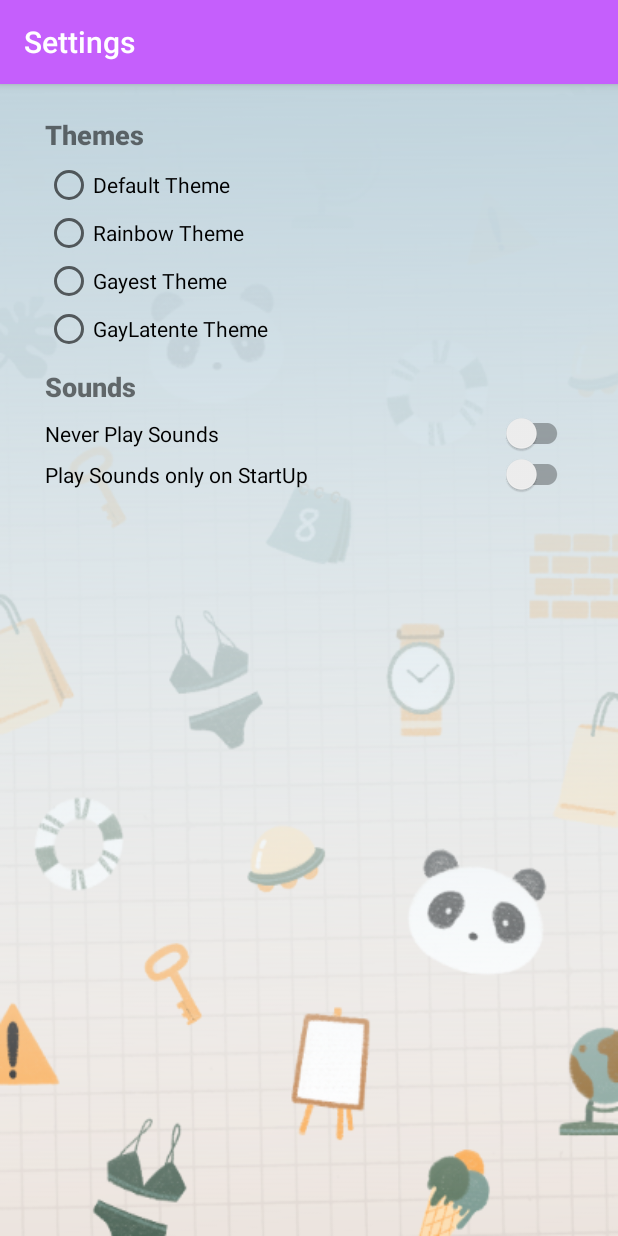
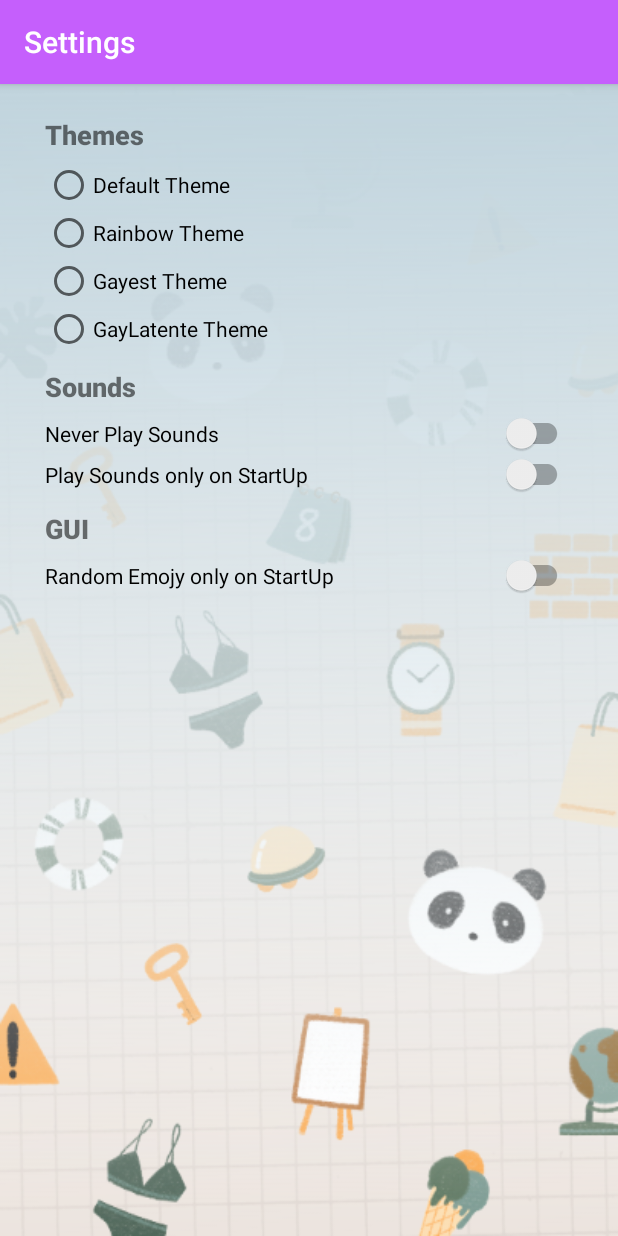
Before and after one commit to ncvescera/GayPass, an Android app: the screen it shows after launch (SettingsActivity), in the options menu, after a tap on "Settings", on a phone screen of 412 x 824 dp. Run offline under Robolectric (Android 15) with nearby library versions, the phone set to English and light mode, and no system bars.

Commit message:
Settings Emojy Only on StartUp
Added setting for spawn random emojy only on startup ( #7 )
Fix #16

```diff
--- a/GayPass/app/src/main/java/com/example/gaypass/MainActivity.kt
+++ b/GayPass/app/src/main/java/com/example/gaypass/MainActivity.kt
@@ -114,7 +114,8 @@ class MainActivity : AppCompatActivity() {
         themeManager.applyTheme()
 
         // update Emojy title
-        setRandomTitle()
+        if (settingManager.emojyOnlyOnStart == false)
+            setRandomTitle()
 
         // check if GayestMode Always On
         /*
--- a/GayPass/app/src/main/java/com/example/gaypass/Managers/SettingsManager.kt
+++ b/GayPass/app/src/main/java/com/example/gaypass/Managers/SettingsManager.kt
@@ -15,14 +15,25 @@ class SettingsManager(context: Context) {
 
     }
 
+    // --- PROP SECTION --- //
     // Proprieties for identifying the value on the SharedProprieties
+
+    // themes
     private val currentTheme_prop = object { val id = "current_theme"; val value =
         R.style.AppTheme
     }
+
+    // sounds
     private val soundOnlyOnStart_prop = object { val id = "sound_onlystart"; val value = false }
     private val soundNever_prop = object { val id = "sound_never"; val value = false }
 
-    // public getters
+    // gui
+    private val emojyOnlyOnStart_prop = object { val id = "emojy_onlystart"; val value = false }
+
+
+    // --- PUBLIC ATTRS SECTION ---//
+    // public getters & setters
+
     var currentTheme: Int
         get() = sharedPref.getInt(currentTheme_prop.id, currentTheme_prop.value)
         set(value) {
@@ -50,4 +61,13 @@ class SettingsManager(context: Context) {
             }
         }
 
+    var emojyOnlyOnStart: Boolean
+        get() = sharedPref.getBoolean(emojyOnlyOnStart_prop.id, emojyOnlyOnStart_prop.value)
+        set(value) {
+            with (sharedPref.edit()) {
+                putBoolean(emojyOnlyOnStart_prop.id, value)
+                apply()
+            }
+        }
+
 }
--- a/GayPass/app/src/main/java/com/example/gaypass/SettingsActivity.kt
+++ b/GayPass/app/src/main/java/com/example/gaypass/SettingsActivity.kt
@@ -12,6 +12,7 @@ import com.google.android.material.switchmaterial.SwitchMaterial
 class SettingsActivity : AppCompatActivity() {
     private lateinit var neverPlaySounds: SwitchMaterial
     private lateinit var soundsOnlyOnStart: SwitchMaterial
+    private lateinit var emojyOnlyOnStart: SwitchMaterial
 
     private lateinit  var settingManager: SettingsManager
     private lateinit  var themeManager: ThemeManager
@@ -30,11 +31,13 @@ class SettingsActivity : AppCompatActivity() {
         // GUI get refs
         neverPlaySounds = findViewById(R.id.sound_never)
         soundsOnlyOnStart = findViewById(R.id.sound_onlyonstart)
+        emojyOnlyOnStart = findViewById(R.id.gui_emojyOnlyStart)
 
         // set switches with stored value
         intiRadioButtons()
         neverPlaySounds.isChecked       = settingManager.soundNever
         soundsOnlyOnStart.isChecked     = settingManager.soundOnlyOnStart
+        emojyOnlyOnStart.isChecked      = settingManager.emojyOnlyOnStart
 
         // onClickListeners
         // --- Never Play Sounds --- //
@@ -57,6 +60,14 @@ class SettingsActivity : AppCompatActivity() {
 
             neverPlaySounds.isChecked = false
             settingManager.soundNever = false
+        }
+
+        // --- Emojy Only on StartUp --- //
+        emojyOnlyOnStart.setOnClickListener {
+            val this_button = it as SwitchMaterial
+
+            // set new Value
+            settingManager.emojyOnlyOnStart = this_button.isChecked
         }
     }
 
--- a/GayPass/app/src/main/res/layout/activity_settings.xml
+++ b/GayPass/app/src/main/res/layout/activity_settings.xml
@@ -105,6 +105,29 @@
             app:layout_constraintStart_toStartOf="parent"
             app:layout_constraintTop_toBottomOf="@+id/sound_never" />
 
+        <TextView
+            android:id="@+id/textView_gui"
+            android:layout_width="0dp"
+            android:layout_height="wrap_content"
+            android:layout_marginTop="10dp"
+            android:fontFamily="sans-serif-black"
+            android:text="GUI"
+            android:textSize="18sp"
+            android:textStyle="bold"
+            app:layout_constraintEnd_toEndOf="parent"
+            app:layout_constraintHorizontal_bias="0.0"
+            app:layout_constraintStart_toStartOf="parent"
+            app:layout_constraintTop_toBottomOf="@+id/sound_onlyonstart" />
+
+        <com.google.android.material.switchmaterial.SwitchMaterial
+            android:id="@+id/gui_emojyOnlyStart"
+            android:layout_width="0dp"
+            android:layout_height="wrap_content"
+            android:layout_marginTop="5dp"
+            android:text="@string/gui_emojyOnlyStartup"
+            app:layout_constraintEnd_toEndOf="parent"
+            app:layout_constraintStart_toStartOf="parent"
+            app:layout_constraintTop_toBottomOf="@+id/textView_gui" />
 
     </androidx.constraintlayout.widget.ConstraintLayout>
 
--- a/GayPass/app/src/main/res/values/strings.xml
+++ b/GayPass/app/src/main/res/values/strings.xml
@@ -37,6 +37,8 @@
     <string name="sound_never_text">Never Play Sounds</string>
     <string name="sound_onlystart_text">Play Sounds only on StartUp</string>
 
+    <string name="gui_emojyOnlyStartup">Random Emojy only on StartUp</string>
+
     <!-- Info Values -->
     <string name="info">This is GayPass App. It lets you to manage and store your GreenPass QR-Code easly</string>
     <string name="version">Version: v2.0 - Big Slut</string>
```
